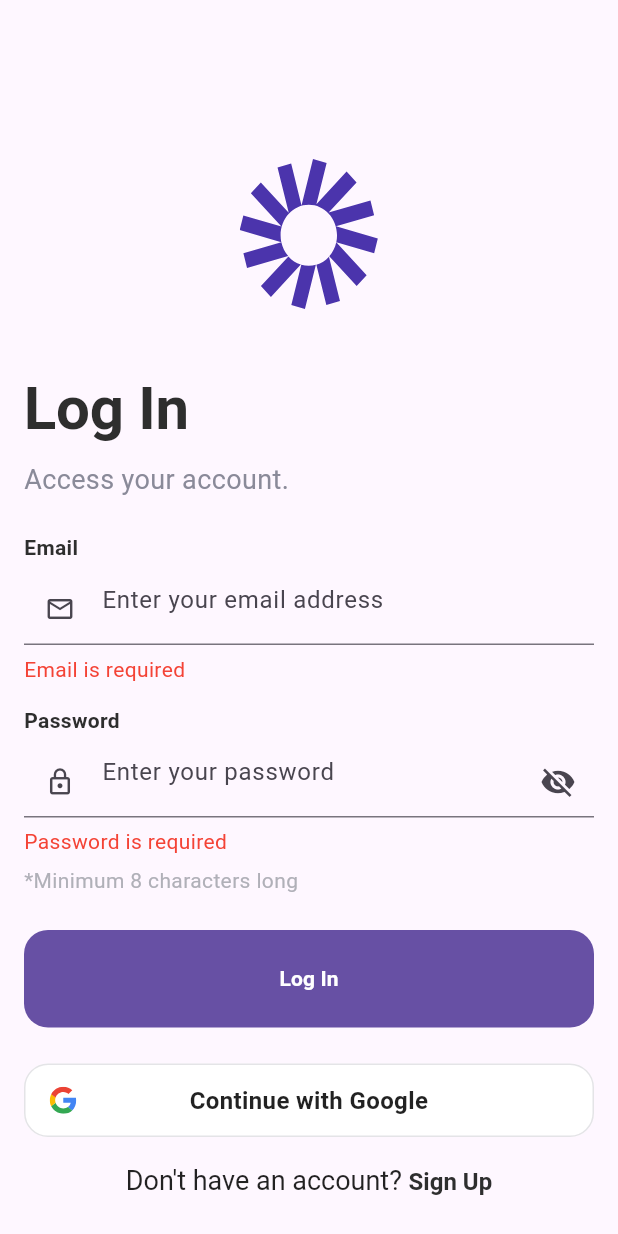
After one commit to NaufalArdian12/movato, a Flutter app: the screen it shows after launch, after a tap on "Log In", on a phone screen of 412 x 824 dp. The commit adds this screen. Run offline on Flutter 3.47's test engine with Material 3 defaults, Android fonts, the phone set to English and light mode, and no system bars; our stand-ins replace dio, flutter_riverpod, flutter_secure_storage, flutter_svg, google_fonts, google_sign_in and 2 more; Roboto replaces fonts that are missing (SFProDisplay).

Commit message:
feat: add token storage for android and ios. handle authentication

```diff
--- /dev/null
+++ b/lib/features/user/user_model.dart
@@ -0,0 +1,18 @@
+class UserModel {
+  final int id;
+  final String name;
+  final String email;
+  final String? avatar;
+  UserModel({
+    required this.id,
+    required this.name,
+    required this.email,
+    this.avatar,
+  });
+  factory UserModel.fromJson(Map<String, dynamic> j) => UserModel(
+    id: j['id'],
+    name: j['name'],
+    email: j['email'],
+    avatar: j['avatar'],
+  );
+}
--- a/lib/main.dart
+++ b/lib/main.dart
@@ -1,6 +1,20 @@
 import 'package:flutter/material.dart';
-import 'src/app.dart';
+import 'package:flutter_riverpod/flutter_riverpod.dart';
+import 'src/core/router/auth_gate.dart';
 
 void main() {
-  runApp(const MyApp());
+  WidgetsFlutterBinding.ensureInitialized();
+  runApp(const ProviderScope(child: MovatoApp()));
 }
+
+class MovatoApp extends StatelessWidget {
+  const MovatoApp({super.key});
+  @override
+  Widget build(BuildContext context) {
+    return const MaterialApp(
+      title: 'Movato',
+      home: AuthGate(),
+      debugShowCheckedModeBanner: false,
+    );
+  }
+}
--- /dev/null
+++ b/lib/security/token_storage.dart
@@ -0,0 +1,15 @@
+import 'package:flutter_secure_storage/flutter_secure_storage.dart';
+
+class TokenStorage {
+  final _s = const FlutterSecureStorage();
+  Future<void> save(String access, String refresh) async {
+    await _s.write(key: 'access_token', value: access);
+    await _s.write(key: 'refresh_token', value: refresh);
+  }
+
+  Future<String?> readAccess() => _s.read(key: 'access_token');
+  Future<String?> readRefresh() => _s.read(key: 'refresh_token');
+  Future<void> clear() async {
+    await _s.deleteAll();
+  }
+}
--- /dev/null
+++ b/lib/src/core/router/auth_gate.dart
@@ -0,0 +1,24 @@
+import 'package:flutter/material.dart';
+import 'package:flutter_riverpod/flutter_riverpod.dart';
+import '../../../features/auth/state/auth_notifier.dart';
+import '../../../features/auth/state/auth_state.dart';
+import '../../../features/dashboard/dashboard_page.dart';
+import '../../../features/auth/presentation/pages/login_page.dart';
+
+class AuthGate extends ConsumerWidget {
+  const AuthGate({super.key});
+
+  @override
+  Widget build(BuildContext context, WidgetRef ref) {
+    final s = ref.watch(authNotifierProvider);
+
+    if (s is Authenticating) {
+      return const Scaffold(body: Center(child: CircularProgressIndicator()));
+    }
+    if (s is Authenticated) {
+      return const DashboardPage(); // atau DashboardPage(user: s.user) kalau konstruktor menerima user
+    }
+    // Unauthenticated/AuthError → tampilkan LoginPage (error bisa kamu baca di dalam LoginPage pakai ref.watch)
+    return const LoginPage();
+  }
+}
--- /dev/null
+++ b/lib/src/core/widgets/auth_scaffold.dart
@@ -0,0 +1,66 @@
+import 'package:flutter/material.dart';
+import 'package:flutter_svg/flutter_svg.dart';
+import '../constants/insets.dart';
+import '../constants/gaps.dart';
+import '../theme/app_text_styles.dart';
+
+class AuthScaffold extends StatelessWidget {
+  const AuthScaffold({
+    super.key,
+    required this.title,
+    required this.subtitle,
+    required this.form,
+    required this.primaryButton,
+    required this.footer,
+    this.logoPath = 'assets/images/logo.svg',
+  });
+
+  final String title;
+  final String subtitle;
+  final Widget form;
+  final Widget primaryButton;
+  final Widget footer;
+  final String logoPath;
+
+  @override
+  Widget build(BuildContext context) {
+    return Scaffold(
+      body: SafeArea(
+        child: LayoutBuilder(
+          builder: (_, c) => SingleChildScrollView(
+            padding: const EdgeInsets.symmetric(horizontal: Insets.x4),
+            child: ConstrainedBox(
+              constraints: BoxConstraints(minHeight: c.maxHeight - Insets.x12),
+              child: IntrinsicHeight(
+                child: Column(
+                  crossAxisAlignment: CrossAxisAlignment.start,
+                  children: [
+                    const SizedBox(height: Insets.x12 * 2),
+                    Center(child: SvgPicture.asset(logoPath, width: 120, height: 120)),
+                    Gaps.v32,
+                    Text(title, style: AppTextStyles.h1),
+                    Gaps.v12,
+                    Text(subtitle, style: AppTextStyles.subtitle),
+                    Gaps.v24,
+
+                    // area form (kamu yang isi di masing2 page)
+                    form,
+
+                    Gaps.v24,
+                    primaryButton,
+
+                    const Spacer(),
+                    Center(child: Padding(
+                      padding: const EdgeInsets.symmetric(vertical: Insets.x2),
+                      child: footer,
+                    )),
+                  ],
+                ),
+              ),
+            ),
+          ),
+        ),
+      ),
+    );
+  }
+}
--- /dev/null
+++ b/lib/src/core/widgets/google_button.dart
@@ -0,0 +1,92 @@
+import 'package:flutter/material.dart';
+import 'package:flutter_svg/flutter_svg.dart';
+
+class GoogleButton extends StatelessWidget {
+  const GoogleButton({
+    super.key,
+    this.text = 'Continue with Google',
+    required this.onPressed,
+    this.isBusy = false,
+    this.filled = false, // true = filled, false = outline
+  });
+
+  final String text;
+  final VoidCallback onPressed;
+  final bool isBusy;
+  final bool filled;
+
+  @override
+  Widget build(BuildContext context) {
+    // design tokens
+    const double radius = 16;
+    const double vPad = 12;
+    const borderColor = Color(0xFFE4E4E7);
+
+    final bgColor = filled ? Colors.black : Colors.white;
+    final fgColor = filled ? Colors.white : Colors.black87;
+
+    return AnimatedOpacity(
+      duration: const Duration(milliseconds: 150),
+      opacity: isBusy ? 0.7 : 1,
+      child: Material(
+        color: bgColor,
+        borderRadius: BorderRadius.circular(radius),
+        child: InkWell(
+          borderRadius: BorderRadius.circular(radius),
+          onTap: () {
+            if (!isBusy) onPressed();
+          },
+          child: Container(
+            width: double.infinity,
+            padding: const EdgeInsets.symmetric(vertical: vPad, horizontal: 16),
+            decoration: BoxDecoration(
+              borderRadius: BorderRadius.circular(radius),
+              border: Border.all(
+                color: filled ? Colors.transparent : borderColor,
+                width: 1,
+              ),
+            ),
+            child: Stack(
+              alignment: Alignment.center,
+              children: [
+                // icon kiri biar align center tetap pas
+                Align(
+                  alignment: Alignment.centerLeft,
+                  child: isBusy
+                      ? SizedBox(
+                          height: 18,
+                          width: 18,
+                          child: CircularProgressIndicator(
+                            strokeWidth: 2,
+                            valueColor: AlwaysStoppedAnimation<Color>(fgColor),
+                          ),
+                        )
+                      : SvgPicture.asset(
+                          'assets/images/google.svg',
+                          width: 18,
+                          height: 18,
+                        ),
+                ),
+                // label
+                Text(
+                  text,
+                  textAlign: TextAlign.center,
+                  style: const TextStyle(
+                    fontFamily: 'SFProDisplay',
+                    fontWeight: FontWeight.w600,
+                    fontSize: 16,
+                  ).copyWith(color: fgColor),
+                ),
+                // spacer kanan biar Stack seimbang
+                const Align(
+                  alignment: Alignment.centerRight,
+                  child: SizedBox(width: 18, height: 18),
+                ),
+              ],
+            ),
+          ),
+        ),
+      ),
+    );
+  }
+}
--- a/lib/src/core/widgets/password_field.dart
+++ b/lib/src/core/widgets/password_field.dart
@@ -8,12 +8,14 @@ class PasswordField extends StatefulWidget {
     this.validator,
     this.decoration,
     this.onFieldSubmitted,
+    this.onChanged,
   });
 
   final TextEditingController? controller;
   final String? Function(String?)? validator;
   final InputDecoration? decoration;
   final void Function(String)? onFieldSubmitted;
+  final void Function(String)? onChanged;
 
   @override
   State<PasswordField> createState() => _PasswordFieldState();
```
